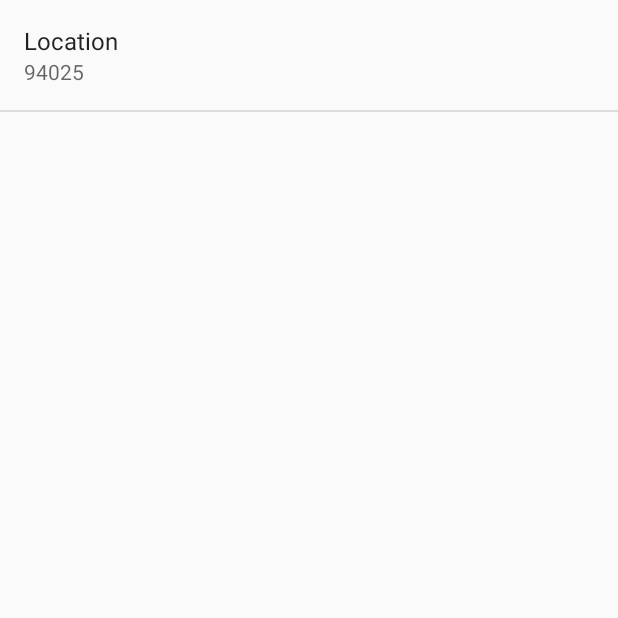
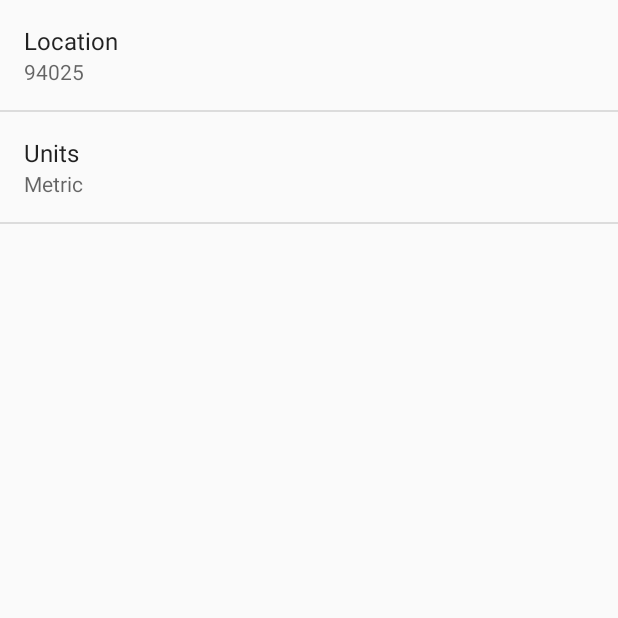
Before and after one commit to c0state/udacity-nanodegree-androiddeveloper-sunshine, an Android app: the screen it shows after launch (SettingsActivity), in the options menu, after a tap on "Settings", on a phone screen of 412 x 824 dp, the top half of it. Run offline under Robolectric (Android 15) with nearby library versions, the phone set to English and light mode, and no system bars; 1 statement that could not run was skipped.

Commit message:
Add units preference logic

```diff
--- a/app/src/main/java/com/example/android/sunshine/app/ForecastFragment.java
+++ b/app/src/main/java/com/example/android/sunshine/app/ForecastFragment.java
@@ -41,6 +41,25 @@ public class ForecastFragment extends Fragment {
     public ForecastFragment() {
     }
 
+    private void refreshData() {
+        SharedPreferences prefs = PreferenceManager.getDefaultSharedPreferences(this.getContext());
+        new FetchWeatherTask().execute(prefs.getString(getString(R.string.pref_location_key),
+                getString(R.string.pref_default_display_name)));
+    }
+
+    private double convertTemperature(double temp) {
+        SharedPreferences prefs = PreferenceManager.getDefaultSharedPreferences(this.getContext());
+        String desiredUnits = prefs.getString(getString(R.string.pref_units_key),
+                getString(R.string.pref_units_default_value));
+        return (desiredUnits.equals("Metric")) ? temp : (temp*1.8)+32;
+    }
+
+    @Override
+    public void onStart() {
+        refreshData();
+        super.onStart();
+    }
+
     @Override
     public void onCreate(Bundle savedInstanceState) {
         setHasOptionsMenu(true);
@@ -52,9 +71,7 @@ public class ForecastFragment extends Fragment {
                              Bundle savedInstanceState) {
         final View rootView = inflater.inflate(R.layout.fragment_main, container, false);
 
-        final FetchWeatherTask weatherTask = new FetchWeatherTask();
-        SharedPreferences prefs = PreferenceManager.getDefaultSharedPreferences(this.getContext());
-        weatherTask.execute(prefs.getString(getString(R.string.pref_key), ""));
+        refreshData();
 
         forecastAdapter = new ArrayAdapter<>(getActivity(),
                 R.layout.list_item_forecast, R.id.list_item_forecast_textview,
@@ -88,8 +105,7 @@ public class ForecastFragment extends Fragment {
         int id = item.getItemId();
 
         if (id == R.id.action_refresh) {
-            SharedPreferences prefs = PreferenceManager.getDefaultSharedPreferences(this.getContext());
-            new FetchWeatherTask().execute(prefs.getString(getString(R.string.pref_key), ""));
+            refreshData();
             return true;
         }
 
@@ -197,8 +213,8 @@ public class ForecastFragment extends Fragment {
          */
         private String formatHighLows(double high, double low) {
             // For presentation, assume the user doesn't care about tenths of a degree.
-            long roundedHigh = Math.round(high);
-            long roundedLow = Math.round(low);
+            long roundedHigh = Math.round(formatHighLows(high));
+            long roundedLow = Math.round(formatHighLows(low));
 
             String highLowStr = roundedHigh + "/" + roundedLow;
             return highLowStr;
--- a/app/src/main/java/com/example/android/sunshine/app/SettingsActivity.java
+++ b/app/src/main/java/com/example/android/sunshine/app/SettingsActivity.java
@@ -16,7 +16,6 @@ public class SettingsActivity extends PreferenceActivity
     public void onCreate(Bundle savedInstanceState) {
         super.onCreate(savedInstanceState);
         // Add 'general' preferences, defined in the XML file
-        // TODO: Add preferences from XML
         addPreferencesFromResource(R.xml.pref_general);
 
         // For all preferences, attach an OnPreferenceChangeListener so the UI summary can be
--- /dev/null
+++ b/app/src/main/res/values/array.xml
@@ -0,0 +1,11 @@
+<?xml version="1.0" encoding="utf-8"?>
+<resources>
+    <string-array name="units_entries">
+        <item>Metric</item>
+        <item>Imperial</item>
+    </string-array>
+    <string-array name="units_entry_values">
+        <item>Metric</item>
+        <item>Imperial</item>
+    </string-array>
+</resources>
--- a/app/src/main/res/values/strings.xml
+++ b/app/src/main/res/values/strings.xml
@@ -20,7 +20,10 @@
 
     <string name="pref_title_display_name">Location</string>
     <string name="pref_default_display_name">94025</string>
-    <string name="pref_key">location_text</string>
+    <string name="pref_units_display_name">Units</string>
+    <string name="pref_units_default_value">Metric</string>
+    <string name="pref_location_key">location_key</string>
+    <string name="pref_units_key">units_key</string>
 
     <string name="pref_title_add_friends_to_messages">Add friends to messages</string>
     <string-array name="pref_example_list_titles">
--- a/app/src/main/res/xml/pref_general.xml
+++ b/app/src/main/res/xml/pref_general.xml
@@ -2,11 +2,23 @@
     <EditTextPreference
         android:capitalize="words"
         android:defaultValue="@string/pref_default_display_name"
-        android:inputType="textCapWords"
-        android:key="@string/pref_key"
+        android:inputType="text"
+        android:key="@string/pref_location_key"
         android:maxLines="1"
         android:selectAllOnFocus="true"
         android:singleLine="true"
         android:summary="@string/pref_default_display_name"
         android:title="@string/pref_title_display_name" />
+    <ListPreference
+        android:capitalize="words"
+        android:defaultValue="@string/pref_units_default_value"
+        android:inputType="text"
+        android:key="@string/pref_units_key"
+        android:maxLines="1"
+        android:selectAllOnFocus="true"
+        android:singleLine="true"
+        android:summary="@string/pref_units_default_value"
+        android:title="@string/pref_units_display_name"
+        android:entries="@array/units_entries"
+        android:entryValues="@array/units_entry_values" />
 </PreferenceScreen>
```
